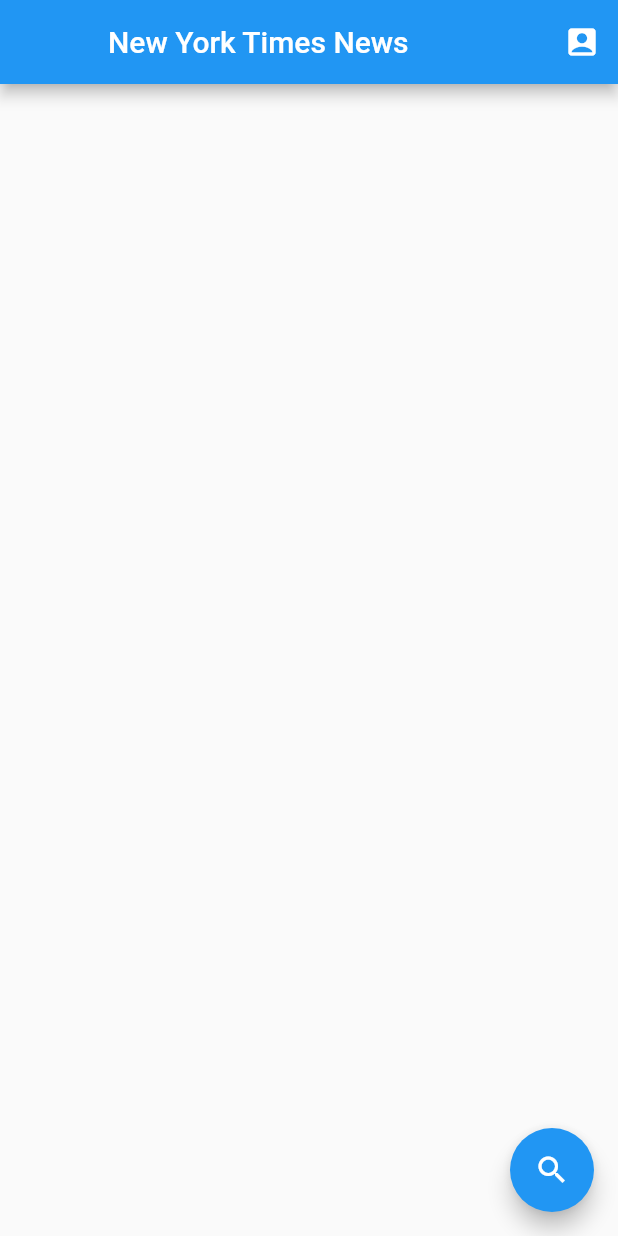
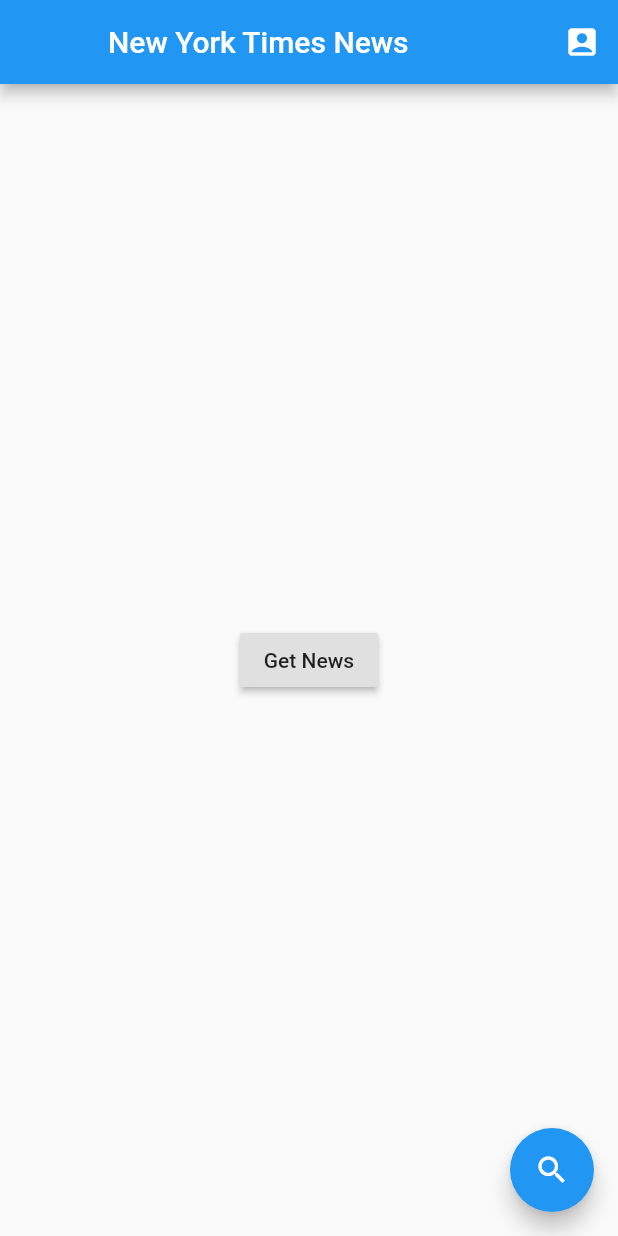
Before and after one commit to OnlyTarg/NYT, a Flutter app: the SignUp screen opened by its route, after a tap on "Submit", on a phone screen of 412 x 824 dp. Run offline on Flutter 3.47's test engine with Material 2 defaults, Android fonts, the phone set to English and light mode, and no system bars; our stand-ins replace bloc, dio, firebase_auth, firebase_core, flutter_bloc, freezed_annotation and 2 more; accounts and stored records are empty; generated files the repository leaves out were written again; network calls fail.

Commit message:
resolved problems from linker

```diff
--- a/lib/presentation/app.dart
+++ b/lib/presentation/app.dart
@@ -8,6 +8,10 @@ import 'package:nyt_app/src/repositories/auth_repo.dart';
 import 'package:nyt_app/src/utils/router.dart';
 
 class NYTApp extends StatelessWidget {
+  NYTApp({
+    Key key,
+  }) : super(key: key);
+
   // Create the initialization Future outside of `build`:
   final Future<FirebaseApp> _initialization = Firebase.initializeApp();
 
@@ -44,7 +48,7 @@ class NYTApp extends StatelessWidget {
           ); */
         }
 
-        // Otherwise, show something whilst waiting for initialization to complete
+        // Otherwise, show something whilst
         return const SizedBox.shrink();
       },
     );
--- a/lib/presentation/screens/auth/sign_up.dart
+++ b/lib/presentation/screens/auth/sign_up.dart
@@ -4,6 +4,9 @@ import 'package:nyt_app/constants/routers_name.dart';
 import 'package:nyt_app/src/bloc/auth/auth_bloc.dart';
 
 class SignUp extends StatefulWidget {
+  const SignUp({
+    Key key,
+  }) : super(key: key);
   @override
   _SignUpState createState() => _SignUpState();
 }
@@ -12,7 +15,7 @@ class _SignUpState extends State<SignUp> {
   TextEditingController emailController;
   TextEditingController passwordController;
   TextEditingController confirmPasswordController;
-  GlobalKey<FormState> _key = GlobalKey<FormState>();
+  GlobalKey<FormState> key = GlobalKey<FormState>();
   FocusNode emailFocus;
   FocusNode passwordFocus;
   FocusNode confirmPasswordFocus;
@@ -32,7 +35,7 @@ class _SignUpState extends State<SignUp> {
   Widget build(BuildContext context) {
     return Scaffold(
         body: Form(
-      key: _key,
+      key: key,
       child: Center(
         child: Column(
           mainAxisSize: MainAxisSize.min,
@@ -64,7 +67,7 @@ class _SignUpState extends State<SignUp> {
 
                 //_key.currentState.save();
               },
-              child: Text('Submit'),
+              child: const Text('Submit'),
             )
           ],
         ),
@@ -105,10 +108,10 @@ class _SignUpState extends State<SignUp> {
 
 class InputField extends StatelessWidget {
   const InputField({
-    Key key,
     @required this.controller,
     @required this.focusNode,
     @required this.title,
+    Key key,
   }) : super(key: key);
 
   final TextEditingController controller;
@@ -120,12 +123,11 @@ class InputField extends StatelessWidget {
     return Padding(
       padding: const EdgeInsets.all(8.0),
       child: TextFormField(
-        decoration: new InputDecoration(
+        decoration: InputDecoration(
           labelText: title,
           fillColor: Colors.white,
-          border: new OutlineInputBorder(
-            borderRadius: new BorderRadius.circular(25.0),
-            borderSide: new BorderSide(),
+          border: OutlineInputBorder(
+            borderRadius: BorderRadius.circular(25.0),
           ),
           //fillColor: Colors.green
         ),
--- a/lib/presentation/screens/home_screen.dart
+++ b/lib/presentation/screens/home_screen.dart
@@ -6,6 +6,10 @@ import 'package:nyt_app/src/bloc/news.dart';
 import 'package:nyt_app/src/repositories/news_repo.dart';
 
 class HomeScreen extends StatefulWidget {
+  const HomeScreen({
+    Key key,
+  }) : super(key: key);
+
   @override
   _HomeScreenState createState() => _HomeScreenState();
 }
@@ -35,43 +39,53 @@ class _HomeScreenState extends State<HomeScreen> {
         ],
       ),
       appBar: AppBar(
-        leading: SizedBox.shrink(),
+        leading: const SizedBox.shrink(),
         actions: [
           IconButton(
-            icon: Icon(Icons.account_box),
+            icon: const Icon(Icons.account_box),
             onPressed: () {
               Navigator.of(context).pushNamed(authRoute);
             },
           )
         ],
-        title: Text('New York Times News'),
+        title: const Text('New York Times News'),
       ),
       body: BlocBuilder<NewsBLoC, NewsState>(
         cubit: _newsBLoC,
         builder: (context, state) {
+          if (state is InitialNewsState) {
+            return Center(
+              child: RaisedButton(
+                onPressed: () => _newsBLoC.add(
+                  const NewsEvent.fetch(),
+                ),
+                child: const Text('Get News'),
+              ),
+            );
+          }
           if (state is LoadingNewsState) {
-            return Center(
+            return const Center(
               child: CircularProgressIndicator(),
             );
           }
           if (state is LoadedNewsState) {
-            List<NewsItem> listOfNews = state.item;
+            final List<NewsItem> listOfNews = state.item;
             return ListView.builder(
               itemCount: listOfNews.length,
               itemBuilder: (context, index) => Card(
                 child: InkWell(
                   splashColor: Colors.blue.withAlpha(30),
                   child: ListTile(
-                    title: Text('${listOfNews[index].title}'),
+                    title: Text(listOfNews[index].title),
                     subtitle: Text(
-                      '${listOfNews[index].description}',
+                      listOfNews[index].description,
                     ),
                   ),
                 ),
               ),
             );
           }
-          return SizedBox.shrink();
+          return const SizedBox.shrink();
         },
       ),
     );
--- a/lib/src/bloc/auth/auth_bloc.dart
+++ b/lib/src/bloc/auth/auth_bloc.dart
@@ -59,19 +59,19 @@ class AuthBLoC extends Bloc<AuthEvent, AuthState> {
     String password,
     String confirmPassword,
   ) async* {
-    yield InitialAuthState();
+    yield const InitialAuthState();
     try {
       await authRepo.createAccount(email: email, password: password).timeout(
-            Duration(seconds: 30),
+            const Duration(seconds: 30),
           );
-      yield AuthState.authorized();
+      yield const AuthState.authorized();
 
       //TODO: add unaftorized case
     } on TimeoutException {
-      yield ErrorAuthState();
+      yield const ErrorAuthState();
       print('Time OUT!');
     } on dynamic catch (_) {
-      yield ErrorAuthState();
+      yield const ErrorAuthState();
       print('Server Exeption');
       rethrow;
     }
--- a/lib/src/bloc/news.dart
+++ b/lib/src/bloc/news.dart
@@ -35,13 +35,13 @@ class NewsBLoC extends Bloc<NewsEvent, NewsState> {
       );
 
   Stream<NewsState> _fetch() async* {
-    yield NewsState.loading();
+    yield const NewsState.loading();
     final _newsList = await newsRepo.getNews();
     yield NewsState.loaded(_newsList);
   }
 
   Stream<NewsState> _fetchLocal() async* {
-    yield NewsState.loading();
+    yield const NewsState.loading();
 
     final _newsList = await newsRepo.getNewsLocaly();
     yield NewsState.loaded(_newsList);
--- a/lib/src/repositories/auth_repo.dart
+++ b/lib/src/repositories/auth_repo.dart
@@ -12,8 +12,8 @@ class AuthRepo extends BaseAuthorizationRepo {
   @override
   Future<void> createAccount({String email, String password}) async {
     try {
-      UserCredential userCredential =
-          await FirebaseAuth.instance.createUserWithEmailAndPassword(
+      /*  UserCredential userCredential = */
+      await FirebaseAuth.instance.createUserWithEmailAndPassword(
         email: email,
         password: password,
       );
@@ -24,7 +24,7 @@ class AuthRepo extends BaseAuthorizationRepo {
       } else if (e.code == 'email-already-in-use') {
         print('The account already exists for that email.');
       }
-    } catch (e) {
+    } on dynamic catch (e) {
       print(e);
     }
   }
--- a/lib/src/utils/router.dart
+++ b/lib/src/utils/router.dart
@@ -9,13 +9,13 @@ class Routers {
   static Route<dynamic> generateRoute(RouteSettings settings) {
     switch (settings.name) {
       case homeRoute:
-        return MaterialPageRoute(builder: (_) => HomeScreen());
+        return MaterialPageRoute(builder: (_) => const HomeScreen());
       case authRoute:
-        return MaterialPageRoute(builder: (_) => AuthScreen());
+        return MaterialPageRoute(builder: (_) => const AuthScreen());
       case signUp:
-        return MaterialPageRoute(builder: (_) => SignUp());
+        return MaterialPageRoute(builder: (_) => const SignUp());
       case initial:
-        return MaterialPageRoute(builder: (_) => InitialScreen());
+        return MaterialPageRoute(builder: (_) => const InitialScreen());
       default:
         return MaterialPageRoute(
             builder: (_) => Scaffold(
```
Also changed, not shown: analysis_options.yaml (added, +172 -0 lines), lib/models/main_response/main_response.dart (+7 -8 lines), lib/models/main_response/multimedia.dart (+8 -8 lines), lib/models/main_response/results.dart (+20 -21 lines), lib/models/news_item.dart (+2 -20 lines), lib/presentation/screens/auth_screen.dart (+9 -7 lines), lib/presentation/screens/initial_screen.dart (+5 -2 lines), lib/src/network/api_client.dart (+1 -20 lines), lib/src/repositories/news_repo.dart (+8 -6 lines), lib/models/main_response/main_response.freezed.dart, lib/models/main_response/main_response.g.dart, lib/models/main_response/multimedia.freezed.dart, lib/models/main_response/multimedia.g.dart, lib/models/main_response/results.freezed.dart, 1 more files.
